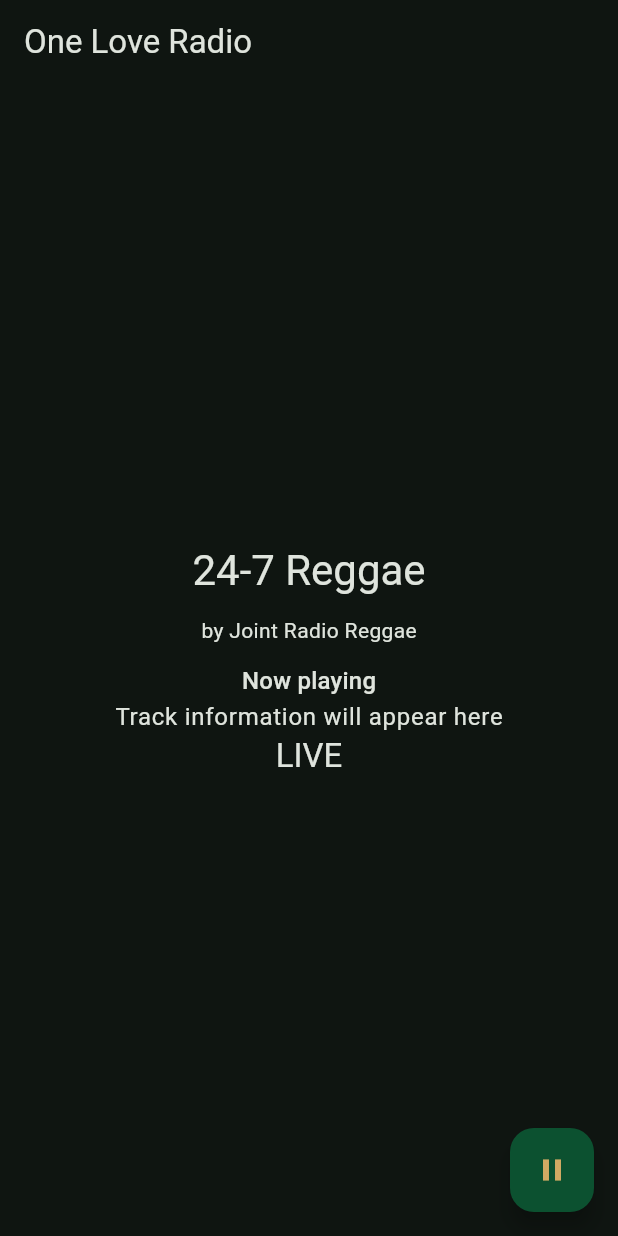
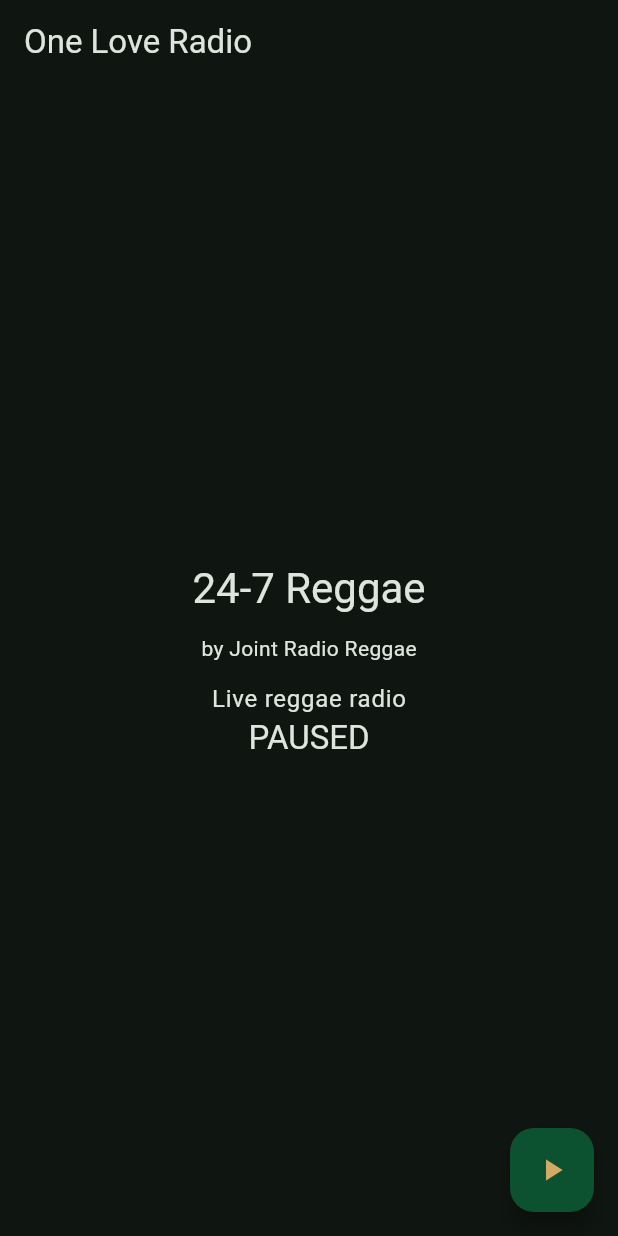
Before and after one commit to cloudxdam/24-7-reggae-app, a Flutter app: the screen it shows after launch, after a tap on the "play arrow" icon, on a phone screen of 412 x 824 dp. Run offline on Flutter 3.47's test engine with Material 3 defaults, Android fonts, the phone set to English and light mode, and no system bars; our stand-ins replace just_audio, just_audio_background, material_ui.

Commit message:
feat: scaffold the radio player screen

```diff
--- a/lib/main.dart
+++ b/lib/main.dart
@@ -1,6 +1,16 @@
 import 'package:material_ui/material_ui.dart';
+import 'package:just_audio/just_audio.dart';
+import 'package:just_audio_background/just_audio_background.dart';
 
-void main() {
+Future<void> main() async {
+  WidgetsFlutterBinding.ensureInitialized();
+
+  await JustAudioBackground.init(
+    androidNotificationChannelId: 'com.oneloveradio.one_love_radio.audio',
+    androidNotificationChannelName: 'One Love Radio',
+    androidNotificationOngoing: true,
+  );
+
   runApp(const MyApp());
 }
 
@@ -57,17 +67,33 @@ class MyHomePage extends StatefulWidget {
 }
 
 class _MyHomePageState extends State<MyHomePage> {
-  bool _isPlaying = false;
+  final AudioPlayer _audioPlayer = AudioPlayer();
+  final AudioSource _radioSource = AudioSource.uri(
+    Uri.parse('https://jointil.com/stream-reggae'),
+    tag: MediaItem(
+      id: 'joint-radio-reggae',
+      title: 'Joint Radio Reggae',
+      isLive: true,
+    ),
+  );
 
-  void _playPause() {
-    setState(() {
-      // This call to setState tells the Flutter framework that something has
-      // changed in this State, which causes it to rerun the build method below
-      // so that the display can reflect the updated values. If we changed
-      // _counter without calling setState(), then the build method would not be
-      // called again, and so nothing would appear to happen.
-      _isPlaying = !_isPlaying;
-    });
+  Future<void> _playPause() async {
+    if (_audioPlayer.playing) {
+      await _audioPlayer.pause();
+      return;
+    }
+
+    if (_audioPlayer.audioSource == null) {
+      await _audioPlayer.setAudioSource(_radioSource);
+    }
+
+    _audioPlayer.play();
+  }
+
+  @override
+  void dispose() {
+    _audioPlayer.dispose();
+    super.dispose();
   }
 
   @override
@@ -78,6 +104,12 @@ class _MyHomePageState extends State<MyHomePage> {
     // The Flutter framework has been optimized to make rerunning build methods
     // fast, so that you can just rebuild anything that needs updating rather
     // than having to individually change instances of widgets.
+    return StreamBuilder<bool>(
+      stream: _audioPlayer.playingStream,
+      initialData: _audioPlayer.playing,
+      builder: (context, snapshot) {
+        final isPlaying = snapshot.data ?? false;
+
         return Scaffold(
           appBar: AppBar(
             // TRY THIS: Try changing the color here to a specific color (to
@@ -113,13 +145,24 @@ class _MyHomePageState extends State<MyHomePage> {
                 const SizedBox(height: 12),
                 const Text('by Joint Radio Reggae'),
                 const SizedBox(height: 12),
-            Text('Now playing', style: Theme.of(context).textTheme.titleMedium),
+                if (isPlaying)
                   Text(
-              'Track information will appear here',
+                    'Now playing',
+                    style: Theme.of(context).textTheme.titleMedium,
+                  ),
+                StreamBuilder<IcyMetadata?>(
+                  stream: _audioPlayer.icyMetadataStream,
+                  builder: (context, snapshot) {
+                    final trackTitle = snapshot.data?.info?.title;
+
+                    return Text(
+                      trackTitle ?? 'Live reggae radio',
                       style: Theme.of(context).textTheme.bodyLarge,
+                    );
+                  },
                 ),
                 Text(
-              _isPlaying ? 'LIVE' : 'PAUSED',
+                  isPlaying ? 'LIVE' : 'PAUSED',
                   style: Theme.of(context).textTheme.titleLarge,
                 ),
               ],
@@ -127,10 +170,12 @@ class _MyHomePageState extends State<MyHomePage> {
           ),
           floatingActionButton: FloatingActionButton(
             onPressed: _playPause,
-        tooltip: _isPlaying ? 'pause' : 'play',
+            tooltip: isPlaying ? 'pause' : 'play',
             foregroundColor: Color(0xFFD2AA63),
-        child: Icon(_isPlaying ? Icons.pause : Icons.play_arrow),
+            child: Icon(isPlaying ? Icons.pause : Icons.play_arrow),
           ),
+        );
+      },
     );
   }
 }
```
Also changed, not shown: pubspec.yaml (+4 -3 lines), pubspec.lock, 5 other files. Lines whose indentation alone changed are shown as unchanged.
